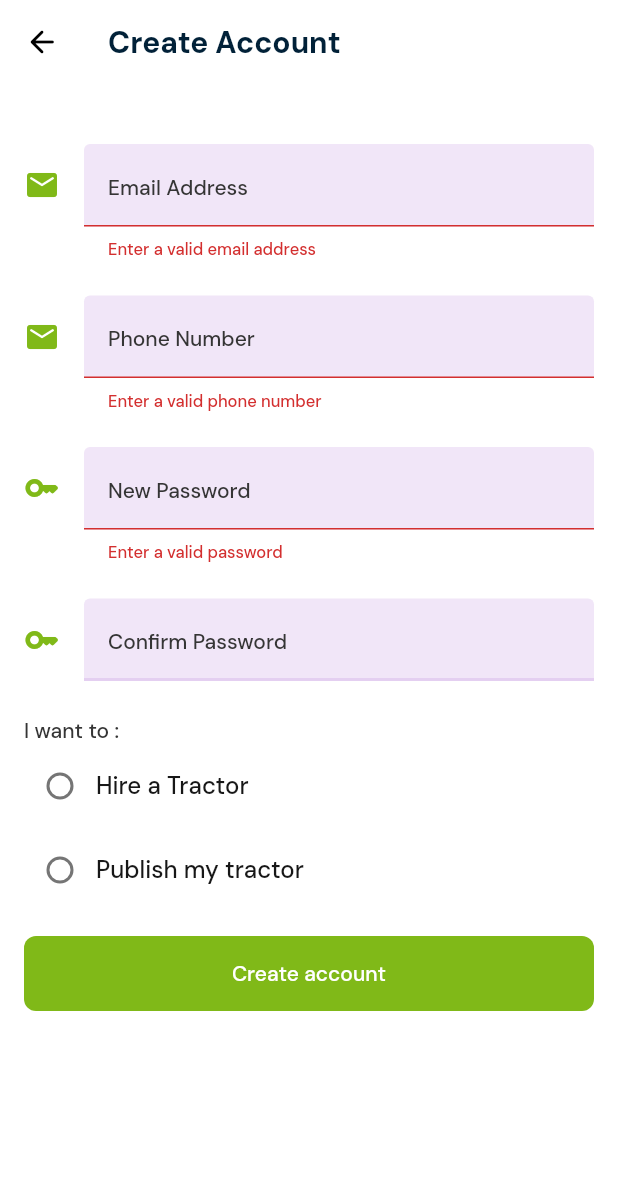
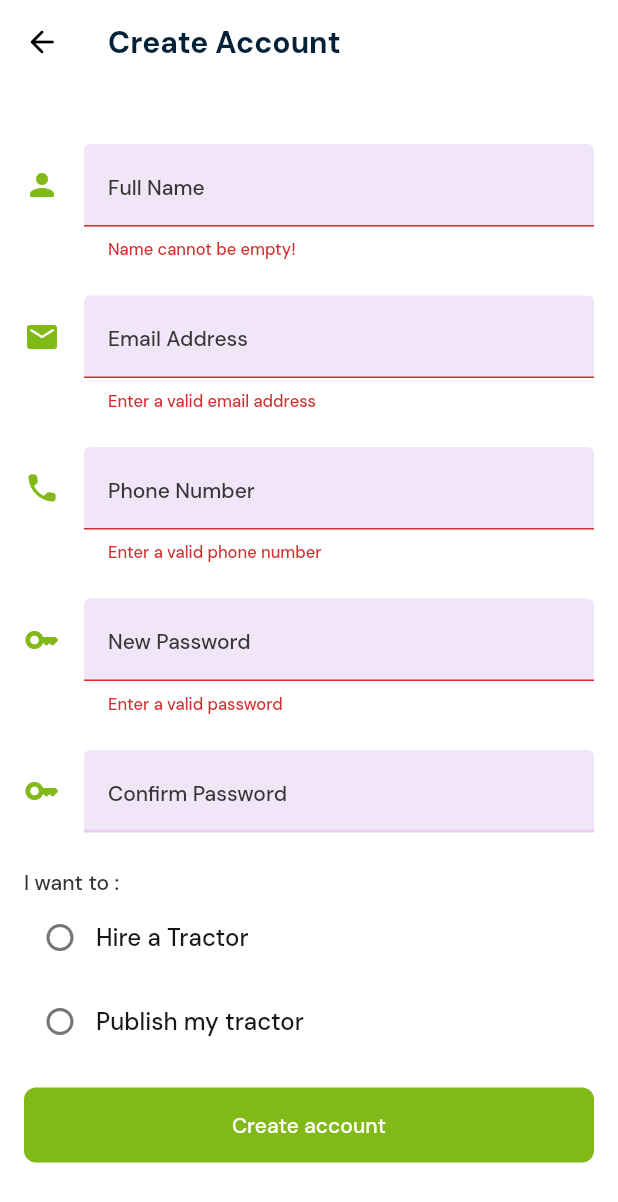
Before and after one commit to KenStarry/My_Tractor, a Flutter app: the SignUp screen opened directly, after a tap on "Create account", on a phone screen of 412 x 824 dp. Shown: the top 1202 px of the screen. Run offline on Flutter 3.47's test engine with Material 2 defaults, Android fonts, the phone set to English and light mode, and no system bars; our stand-ins replace get, google_maps_flutter, location; missing offline and left inert: flutter_polyline_points.

Commit message:
Added full name property for the create account implementation

```diff
--- a/lib/feature_sign_up/presentation/components/sign_up.dart
+++ b/lib/feature_sign_up/presentation/components/sign_up.dart
@@ -59,6 +59,18 @@ class _SignUpState extends State<SignUp> {
                   children: [
                     const SizedBox(height: 24),
                     CustomTextField(
+                        hint: 'Full Name',
+                        iconData: Icons.person_rounded,
+                        textStyle: Theme.of(context).textTheme.bodyMedium!,
+                        onValidate: (value) {
+                          if (value != null && value.isNotEmpty) {
+                            return null;
+                          }
+
+                          return 'Name cannot be empty!';
+                        },
+                        onChanged: (value) {}),
+                    CustomTextField(
                         hint: 'Email Address',
                         iconData: Icons.email_rounded,
                         textStyle: Theme.of(context).textTheme.bodyMedium!,
@@ -72,7 +84,7 @@ class _SignUpState extends State<SignUp> {
                         onChanged: (value) {}),
                     CustomTextField(
                         hint: 'Phone Number',
-                        iconData: Icons.email_rounded,
+                        iconData: Icons.phone_rounded,
                         textStyle: Theme.of(context).textTheme.bodyMedium!,
                         onValidate: (value) {
                           if (value != null && value.isNotEmpty) {
--- a/lib/main.dart
+++ b/lib/main.dart
@@ -18,7 +18,7 @@ class MyApp extends StatelessWidget {
   @override
   Widget build(BuildContext context) {
     return GetMaterialApp(
-      home: const Login(),
+      home: const SignUp(),
       debugShowCheckedModeBanner: false,
       theme: MyTheme.lightTheme,
       darkTheme: MyTheme.lightTheme,
```
